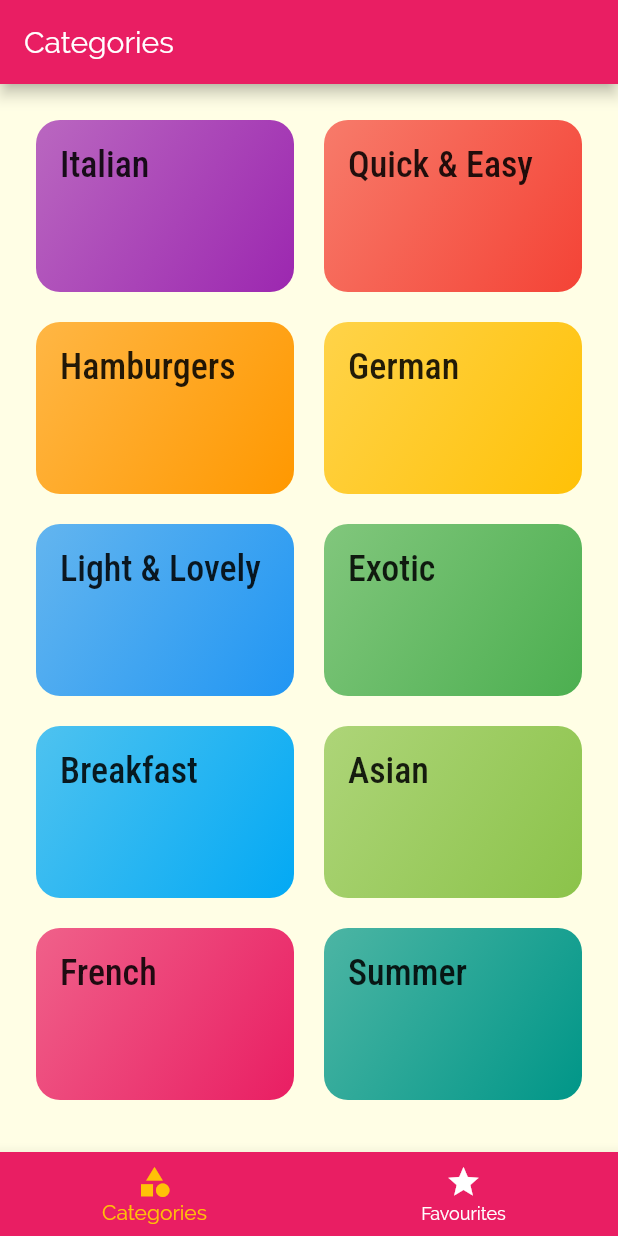
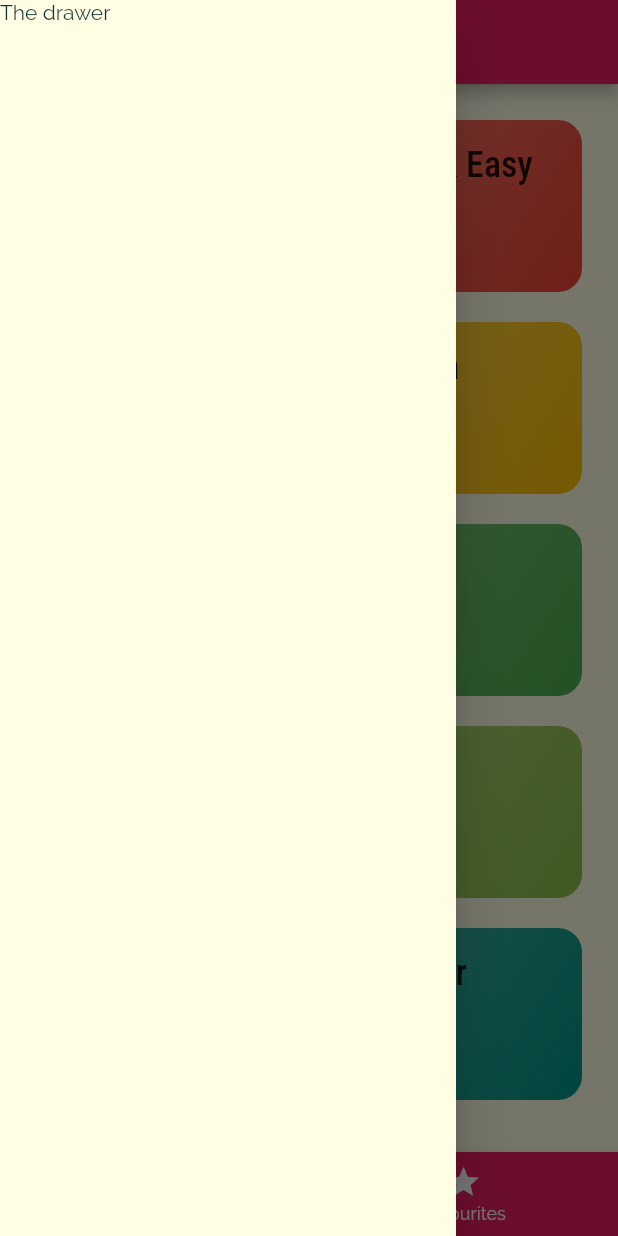
Before and after one commit to Auclown/flutter-meals, a Flutter app: the screen it shows after launch, with the side drawer open (before the commit the screen has no drawer), on a phone screen of 412 x 824 dp. Run offline on Flutter 3.47's test engine with Material 2 defaults, Android fonts, the phone set to English and light mode, and no system bars.

Commit message:
29th/Apr/2021 - setting up drawer

```diff
--- a/lib/screens/tabs_screen.dart
+++ b/lib/screens/tabs_screen.dart
@@ -34,6 +34,9 @@ class _TabsScreenState extends State<TabsScreen> {
       appBar: AppBar(
         title: Text(_pages[_selectedPageIndex]['title']),
       ),
+      drawer: Drawer(
+        child: Text('The drawer'),
+      ),
       body: _pages[_selectedPageIndex]['page'],
       bottomNavigationBar: BottomNavigationBar(
           onTap: _selectPage,
```
